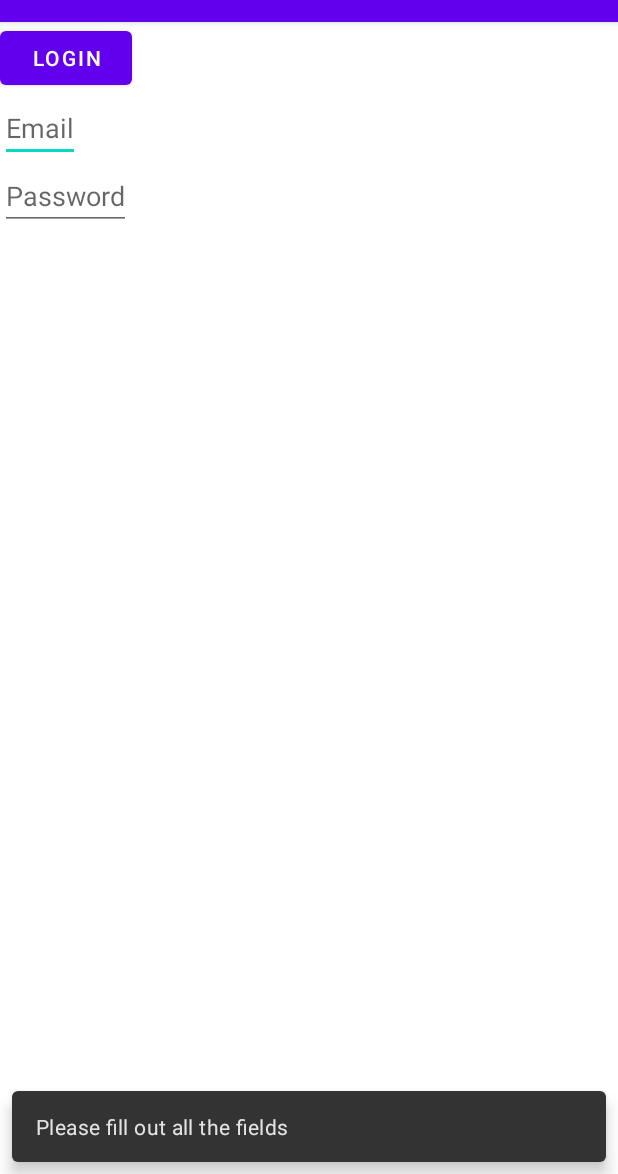
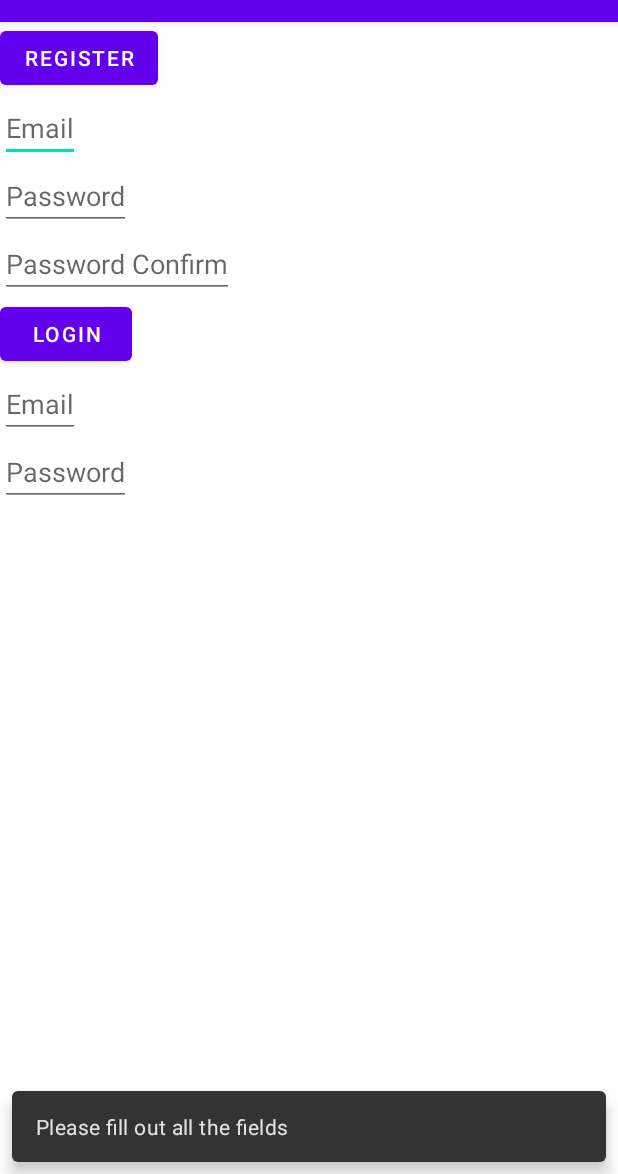
Before and after one commit to Aspannn/Note, an Android app: the screen it shows after launch (MainActivity), after a tap on "LOGIN", on a phone screen of 412 x 824 dp, the part 62-1236 px from its top. Run offline under Robolectric (Android 15) with nearby library versions, the phone set to English and light mode, and no system bars; our stand-ins replace Dagger/Hilt's generated code, Room's generated code, Timber; 3 statements that could not run were skipped; 1 other tap on this screen came first.

Commit message:
Login works

```diff
--- a/app/src/main/java/kz/aspan/noteapp/data/remote/BasicAuthInterceptor.kt
+++ b/app/src/main/java/kz/aspan/noteapp/data/remote/BasicAuthInterceptor.kt
@@ -7,8 +7,8 @@ import okhttp3.Response
 
 class BasicAuthInterceptor : Interceptor {
 
-    private val email: String? = null
-    private val password: String? = null
+    var email: String? = null
+    var password: String? = null
 
     override fun intercept(chain: Interceptor.Chain): Response {
         val request = chain.request()
--- a/app/src/main/java/kz/aspan/noteapp/di/AppModule.kt
+++ b/app/src/main/java/kz/aspan/noteapp/di/AppModule.kt
@@ -27,6 +27,7 @@ import javax.inject.Singleton
 import androidx.datastore.core.DataStore
 import androidx.datastore.preferences.core.Preferences
 import androidx.datastore.preferences.preferencesDataStore
+import kz.aspan.noteapp.other.Constants.ENCRYPTED_DATA_STORE_PREF_NAME
 
 @Module
 @InstallIn(SingletonComponent::class)
@@ -95,5 +96,5 @@ object AppModule {
     @Singleton
     @Provides
     fun dataStore(@ApplicationContext context: Context): DataStore<Preferences> =
-        preferencesDataStore(name = "data-store").getValue(context, String::javaClass)
+        preferencesDataStore(name = ENCRYPTED_DATA_STORE_PREF_NAME).getValue(context, String::javaClass)
 }
--- a/app/src/main/java/kz/aspan/noteapp/other/Constants.kt
+++ b/app/src/main/java/kz/aspan/noteapp/other/Constants.kt
@@ -12,7 +12,10 @@ object Constants {
 
     const val DATABASE_NAME = "notes_db"
 
-    val DATA = stringPreferencesKey("data")
+    const val ENCRYPTED_DATA_STORE_PREF_NAME = "enc_datastore_pref"
+    const val KEY_LOGGED_IN_EMAIL = "KEY_LOGGED_IN_EMAIL"
+    const val KEY_PASSWORD = "KEY_PASSWORD"
+
     val SECURED_DATA = stringPreferencesKey("secured_data")
 
 }
--- a/app/src/main/java/kz/aspan/noteapp/repositories/NoteRepository.kt
+++ b/app/src/main/java/kz/aspan/noteapp/repositories/NoteRepository.kt
@@ -4,4 +4,6 @@ import kz.aspan.noteapp.other.Resource
 
 interface NoteRepository {
     suspend fun register(email: String, password: String): Resource<String>
+
+    suspend fun login(email: String, password: String): Resource<String>
 }
--- a/app/src/main/java/kz/aspan/noteapp/ui/auth/AuthFragment.kt
+++ b/app/src/main/java/kz/aspan/noteapp/ui/auth/AuthFragment.kt
@@ -5,12 +5,15 @@ import androidx.fragment.app.Fragment
 import android.view.View
 import androidx.fragment.app.viewModels
 import androidx.lifecycle.lifecycleScope
+import androidx.navigation.NavOptions
+import androidx.navigation.fragment.findNavController
 import dagger.hilt.android.AndroidEntryPoint
-import kotlinx.coroutines.delay
 import kotlinx.coroutines.flow.collect
-import kotlinx.coroutines.launch
 import kz.aspan.noteapp.R
+import kz.aspan.noteapp.data.remote.BasicAuthInterceptor
 import kz.aspan.noteapp.databinding.FragmentAuthBinding
+import kz.aspan.noteapp.other.Constants.KEY_LOGGED_IN_EMAIL
+import kz.aspan.noteapp.other.Constants.KEY_PASSWORD
 import kz.aspan.noteapp.other.datastore.DataStoreUtil
 import kz.aspan.noteapp.other.snackbar
 import kz.aspan.noteapp.ui.auth.AuthViewModel.Event.*
@@ -22,6 +25,12 @@ class AuthFragment : Fragment(R.layout.fragment_auth) {
     @Inject
     lateinit var dataStore: DataStoreUtil
 
+    @Inject
+    lateinit var basicAuthInterceptor: BasicAuthInterceptor
+
+    private var curEmail: String? = null
+    private var curPassword: String? = null
+
     private var _binding: FragmentAuthBinding? = null
     private val binding: FragmentAuthBinding
         get() = _binding!!
@@ -31,42 +40,81 @@ class AuthFragment : Fragment(R.layout.fragment_auth) {
     override fun onViewCreated(view: View, savedInstanceState: Bundle?) {
         super.onViewCreated(view, savedInstanceState)
         _binding = FragmentAuthBinding.bind(view)
+        subscribeToRegisterEvent()
+        subscribeToLoginEvent()
 
 
-        lifecycleScope.launchWhenStarted {
-//            dataStore.setData("setData")
-//            dataStore.setSecuredData("setSecuredData")
-            dataStore.getSecuredData().collect {
-                binding.btnLogin.text = it
+        binding.btnRegister.setOnClickListener {
+            binding.apply {
+                val email = etRegisterEmail.text.toString()
+                val password = etRegisterPassword.text.toString()
+                val confirmedPassword = etPasswordConfirm.text.toString()
+                viewModel.register(email, password, confirmedPassword)
             }
-////
-////
-////            delay(6000L)
-//
-////            dataStore.getData().collect {
-////                binding.btnLogin.text = it
-////            }
-////            delay(6000L)
-
         }
 
-        subscribeToObservers()
-
         binding.btnLogin.setOnClickListener {
-            val email = binding.etEmail.text.toString()
-            val password = binding.etPassword.text.toString()
-            viewModel.register(email, password, "qwert")
+            val email = binding.etLoginEmail.text.toString()
+            val password = binding.etLoginPassword.text.toString()
+            curEmail = email
+            curPassword = password
+            viewModel.login(email, password)
         }
 
     }
 
-    private fun subscribeToObservers() = lifecycleScope.launchWhenCreated {
+    private fun authenticateApi(email: String, password: String) {
+        basicAuthInterceptor.email = email
+        basicAuthInterceptor.password = password
+    }
+
+    private fun redirectLogin() {
+        val navOptions = NavOptions.Builder()
+            .setPopUpTo(R.id.authFragment, true)
+            .build()
+        findNavController().navigate(
+            AuthFragmentDirections.actionAuthFragmentToNotesFragment(),
+            navOptions
+        )
+    }
+
+    private fun subscribeToLoginEvent() = lifecycleScope.launchWhenCreated {
+        viewModel.loginStatus.collect() { event ->
+            when (event) {
+                is LoadingEvent -> {
+                    binding.etProgress.visibility = View.VISIBLE
+                }
+                is SuccessEvent -> {
+                    binding.etProgress.visibility = View.GONE
+                    snackbar(R.string.success_logged_in)
+                    dataStore.setSecuredData(KEY_LOGGED_IN_EMAIL, curEmail)
+                    dataStore.setSecuredData(KEY_PASSWORD, curPassword)
+                    authenticateApi(curEmail ?: "", curPassword ?: "")
+                    redirectLogin()
+                }
+                is ErrorEvent -> {
+                    binding.etProgress.visibility = View.GONE
+                    snackbar(event.error)
+                }
+                is ErrorInputEmpty -> {
+                    binding.etProgress.visibility = View.GONE
+                    snackbar(R.string.error_input_empty)
+                    println("TEST EMPTY FRAGMENT")
+                }
+                else -> Unit
+
+            }
+        }
+    }
+
+
+    private fun subscribeToRegisterEvent() = lifecycleScope.launchWhenCreated {
         viewModel.registerStatus.collect { event ->
             when (event) {
-                is RegisterLoadingEvent -> {
+                is LoadingEvent -> {
                     binding.etProgress.visibility = View.VISIBLE
                 }
-                is RegisterErrorEvent -> {
+                is ErrorEvent -> {
                     binding.etProgress.visibility = View.GONE
                     snackbar(event.error)
                 }
@@ -79,9 +127,11 @@ class AuthFragment : Fragment(R.layout.fragment_auth) {
                     snackbar(getString(R.string.passwords_do_not_match))
                 }
                 is NotAValidEmail -> {
+                    binding.etProgress.visibility = View.GONE
                     snackbar(R.string.error_not_a_valid_email)
                 }
-                is RegisterEvent -> {
+                is SuccessEvent -> {
+                    binding.etProgress.visibility = View.GONE
                     snackbar(R.string.success_registration)
                 }
             }
--- a/app/src/main/java/kz/aspan/noteapp/ui/auth/AuthViewModel.kt
+++ b/app/src/main/java/kz/aspan/noteapp/ui/auth/AuthViewModel.kt
@@ -19,24 +19,50 @@ class AuthViewModel @Inject constructor(
 ) : ViewModel() {
 
     sealed class Event {
-        object RegisterLoadingEvent : Event()
+        object LoadingEvent : Event()
         object ErrorInputEmpty : Event()
         object PasswordsDoNotMatch : Event()
         object NotAValidEmail : Event()
 
-        data class RegisterEvent(val message: String) : Event()
-        data class RegisterErrorEvent(val error: String) : Event()
+        data class SuccessEvent(val message: String) : Event()
+        data class ErrorEvent(val error: String) : Event()
     }
 
     private val _registerStatus = MutableSharedFlow<Event>()
     val registerStatus: SharedFlow<Event> = _registerStatus
+
+    private val _loginStatus = MutableSharedFlow<Event>()
+    val loginStatus: SharedFlow<Event> = _loginStatus
+
+    fun login(email: String, password: String) {
+        viewModelScope.launch(dispatchers.io) {
+            val trimmedEmail = email.trim()
+            val trimmedPassword = password.trim()
+            _loginStatus.emit(Event.LoadingEvent)
+
+            when {
+                (trimmedEmail.isEmpty() || trimmedPassword.isEmpty()) -> {
+                    _loginStatus.emit(Event.ErrorInputEmpty)
+                }
+                else -> {
+                    println("TEST NEGE")
+                    val result = repository.login(trimmedEmail, trimmedPassword)
+                    if (result is Resource.Success) {
+                        _loginStatus.emit(Event.SuccessEvent(result.data ?: return@launch))
+                    } else {
+                        _loginStatus.emit(Event.ErrorEvent(result.message ?: return@launch))
+                    }
+                }
+            }
+        }
+    }
 
     fun register(email: String, password: String, repeatedPassword: String) {
         viewModelScope.launch(dispatchers.io) {
             val trimmedEmail = email.trim()
             val trimmedPassword = password.trim()
             val trimmedRepeatPassword = repeatedPassword.trim()
-            _registerStatus.emit(Event.RegisterLoadingEvent)
+            _registerStatus.emit(Event.LoadingEvent)
 
             when {
                 (trimmedEmail.isEmpty() || trimmedPassword.isEmpty() || trimmedRepeatPassword.isEmpty()) -> {
@@ -51,14 +77,16 @@ class AuthViewModel @Inject constructor(
                 else -> {
                     val result = repository.register(trimmedEmail, trimmedPassword)
                     if (result is Resource.Success) {
-                        _registerStatus.emit(Event.RegisterEvent(result.data ?: return@launch))
+                        _registerStatus.emit(Event.SuccessEvent(result.data ?: return@launch))
                     } else {
                         _registerStatus.emit(
-                            Event.RegisterErrorEvent(result.message ?: return@launch)
+                            Event.ErrorEvent(result.message ?: return@launch)
                         )
                     }
                 }
             }
         }
     }
+
+
 }
--- a/app/src/main/res/layout/fragment_auth.xml
+++ b/app/src/main/res/layout/fragment_auth.xml
@@ -8,15 +8,59 @@
 
 
     <Button
+        android:id="@+id/btnRegister"
+        android:layout_width="wrap_content"
+        android:layout_height="wrap_content"
+        android:text="Register"
+        app:layout_constraintStart_toStartOf="parent"
+        app:layout_constraintTop_toTopOf="parent" />
+
+    <EditText
+        android:id="@+id/etRegisterEmail"
+        android:layout_width="wrap_content"
+        android:layout_height="wrap_content"
+        android:hint="Email"
+        app:layout_constraintStart_toStartOf="parent"
+        app:layout_constraintTop_toBottomOf="@+id/btnRegister" />
+
+    <EditText
+        android:id="@+id/etRegisterPassword"
+        android:layout_width="wrap_content"
+        android:layout_height="wrap_content"
+        android:hint="Password"
+        app:layout_constraintStart_toStartOf="parent"
+        app:layout_constraintTop_toBottomOf="@+id/etRegisterEmail" />
+
+    <EditText
+        android:id="@+id/etPasswordConfirm"
+        android:layout_width="wrap_content"
+        android:layout_height="wrap_content"
+        android:hint="Password Confirm"
+        app:layout_constraintStart_toStartOf="parent"
+        app:layout_constraintTop_toBottomOf="@+id/etRegisterPassword" />
+
+
+    <TextView
+        android:id="@+id/etProgress"
+        android:layout_width="wrap_content"
+        android:layout_height="wrap_content"
+        android:text="Progress"
+        android:visibility="gone"
+        app:layout_constraintBottom_toBottomOf="parent"
+        app:layout_constraintEnd_toEndOf="parent"
+        app:layout_constraintStart_toStartOf="parent" />
+
+    <Button
         android:id="@+id/btnLogin"
         android:layout_width="wrap_content"
         android:layout_height="wrap_content"
         android:text="Login"
         app:layout_constraintStart_toStartOf="parent"
-        app:layout_constraintTop_toTopOf="parent" />
+        app:layout_constraintTop_toBottomOf="@+id/etPasswordConfirm" />
+
 
     <EditText
-        android:id="@+id/etEmail"
+        android:id="@+id/etLoginEmail"
         android:layout_width="wrap_content"
         android:layout_height="wrap_content"
         android:hint="Email"
@@ -24,21 +68,14 @@
         app:layout_constraintTop_toBottomOf="@+id/btnLogin" />
 
     <EditText
-        android:id="@+id/etPassword"
+        android:id="@+id/etLoginPassword"
         android:layout_width="wrap_content"
         android:layout_height="wrap_content"
         android:hint="Password"
         app:layout_constraintStart_toStartOf="parent"
-        app:layout_constraintTop_toBottomOf="@+id/etEmail" />
+        app:layout_constraintTop_toBottomOf="@+id/etLoginEmail" />
 
-    <TextView
-        android:id="@+id/etProgress"
-        android:layout_width="wrap_content"
-        android:layout_height="wrap_content"
-        android:text="Progress"
-        android:visibility="gone"
-        app:layout_constraintStart_toStartOf="parent"
-        app:layout_constraintTop_toBottomOf="@+id/etPassword" />
+
 
 
 </androidx.constraintlayout.widget.ConstraintLayout>
--- a/app/src/main/res/values/strings.xml
+++ b/app/src/main/res/values/strings.xml
@@ -11,4 +11,5 @@
     <string name="error_input_empty">Please fill out all the fields</string>
     <string name="error_not_a_valid_email">Please enter a valid E-Mail</string>
     <string name="success_registration">Successfully registered account</string>
+    <string name="success_logged_in">Successfully logged in</string>
 </resources>
```
Also changed, not shown: app/src/main/java/kz/aspan/noteapp/other/datastore/DataStoreUtil.kt (+5 -18 lines), app/src/main/java/kz/aspan/noteapp/repositories/DefaultNoteRepository.kt (+24 -0 lines).
